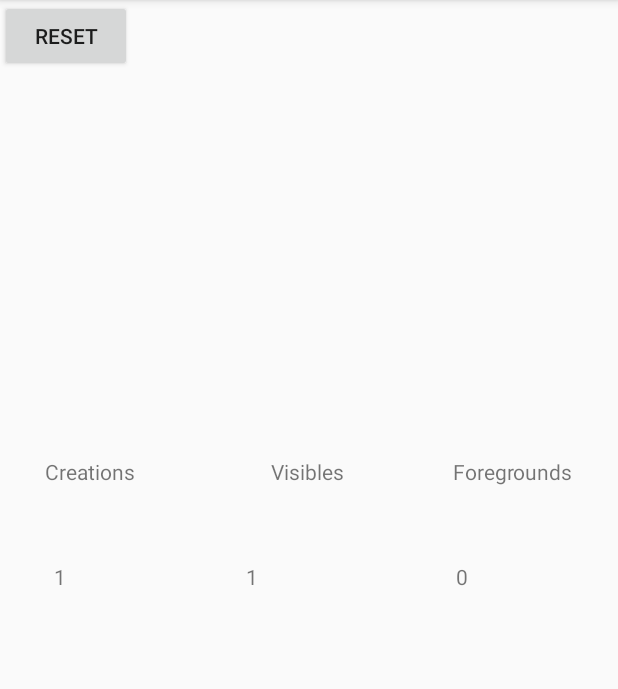
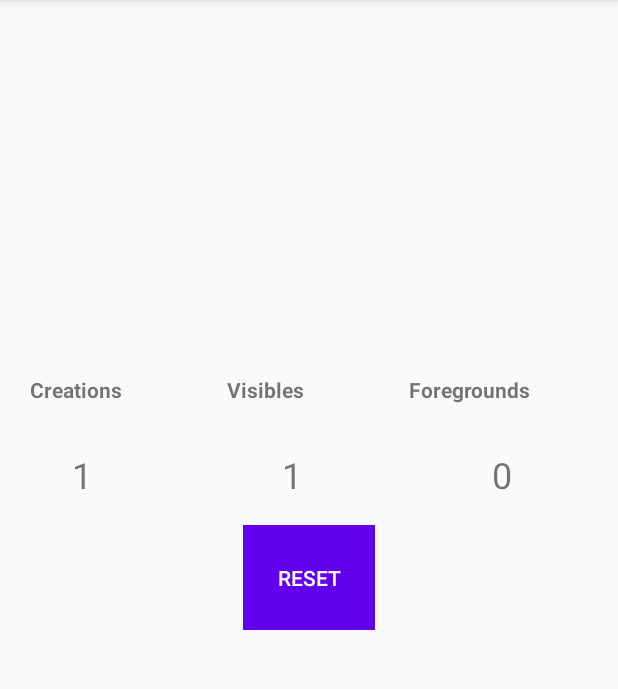
Before and after one commit to Ammar-daham/Activity-lifecycle, an Android app: the screen it shows after launch (MainActivity), on a phone screen of 412 x 824 dp, the part 84-773 px from its top. Run offline under Robolectric (Android 15) with nearby library versions, the phone set to English and light mode, and no system bars.

Commit message:
design UI

```diff
--- a/app/src/main/res/layout/activity_main.xml
+++ b/app/src/main/res/layout/activity_main.xml
@@ -1,112 +1,98 @@
 <?xml version="1.0" encoding="utf-8"?>
-<androidx.constraintlayout.widget.ConstraintLayout xmlns:android="http://schemas.android.com/apk/res/android"
+<RelativeLayout xmlns:android="http://schemas.android.com/apk/res/android"
     xmlns:app="http://schemas.android.com/apk/res-auto"
     xmlns:tools="http://schemas.android.com/tools"
     android:layout_width="match_parent"
     android:layout_height="match_parent"
     tools:context=".MainActivity">
 
-    <TextView
-        android:id="@+id/Visibles"
-        android:layout_width="wrap_content"
-        android:layout_height="wrap_content"
-        android:layout_centerHorizontal="true"
-        android:layout_centerVertical="true"
-        android:text="Visibles"
-        app:layout_constraintBottom_toBottomOf="parent"
-        app:layout_constraintEnd_toEndOf="parent"
-        app:layout_constraintHorizontal_bias="0.498"
-        app:layout_constraintLeft_toLeftOf="parent"
-        app:layout_constraintRight_toRightOf="parent"
-        app:layout_constraintStart_toStartOf="parent"
-        app:layout_constraintTop_toTopOf="parent"
-        app:layout_constraintVertical_bias="0.407" />
+    <LinearLayout
+        android:id="@+id/text1"
+        android:layout_width="match_parent"
+        android:layout_height="50sp"
+        android:layout_marginTop="250dp">
 
-    <TextView
-        android:id="@+id/Foregrounds"
-        android:layout_width="wrap_content"
-        android:layout_height="wrap_content"
-        android:layout_centerHorizontal="true"
-        android:layout_centerVertical="true"
-        android:layout_marginEnd="30dp"
-        android:layout_marginRight="30dp"
-        android:text="Foregrounds"
-        app:layout_constraintBottom_toBottomOf="parent"
-        app:layout_constraintEnd_toEndOf="parent"
-        app:layout_constraintLeft_toLeftOf="parent"
-        app:layout_constraintRight_toRightOf="parent"
-        app:layout_constraintTop_toTopOf="parent"
-        app:layout_constraintVertical_bias="0.407" />
 
         <TextView
             android:id="@+id/Creations"
             android:layout_width="wrap_content"
             android:layout_height="wrap_content"
-        android:layout_centerHorizontal="true"
-        android:layout_centerVertical="true"
-        android:layout_marginStart="30dp"
-        android:layout_marginLeft="30dp"
             android:text="Creations"
-        app:layout_constraintBottom_toBottomOf="parent"
-        app:layout_constraintLeft_toLeftOf="parent"
-        app:layout_constraintRight_toRightOf="parent"
-        app:layout_constraintStart_toStartOf="parent"
-        app:layout_constraintTop_toTopOf="parent"
-        app:layout_constraintVertical_bias="0.407" />
+            android:layout_marginStart="20dp"
+            android:layout_marginLeft="20dp"
+            android:textStyle="bold"/>
+        <TextView
+            android:id="@+id/Visibles"
+            android:layout_width="wrap_content"
+            android:layout_height="wrap_content"
+            android:text="Visibles"
+            android:layout_marginStart="70dp"
+            android:layout_marginEnd="70dp"
+            android:textStyle="bold" />
+        <TextView
+            android:id="@+id/Foregrounds"
+            android:layout_width="wrap_content"
+            android:layout_height="wrap_content"
+            android:text="Foregrounds"
+            android:layout_marginEnd="20dp"
+            android:layout_marginRight="20dp"
+            android:textStyle="bold" />
+
+    </LinearLayout>
+
+    <LinearLayout
+        android:layout_below="@id/text1"
+        android:id="@+id/text2"
+        android:layout_width="match_parent"
+        android:layout_height="50sp"
+        android:layout_centerVertical="true">
 
         <TextView
         android:id="@+id/create"
-        android:layout_width="wrap_content"
-        android:layout_height="wrap_content"
-        android:layout_centerHorizontal="true"
-        android:layout_centerVertical="true"
-        android:layout_marginStart="36dp"
-        android:layout_marginLeft="36dp"
-        android:text="Hello World!"
-        app:layout_constraintBottom_toBottomOf="parent"
-        app:layout_constraintLeft_toLeftOf="parent"
-        app:layout_constraintRight_toRightOf="parent"
-        app:layout_constraintStart_toStartOf="parent"
-        app:layout_constraintTop_toTopOf="parent" />
+        android:layout_width="70dp"
+        android:layout_height="40dp"
+        android:layout_marginStart="20dp"
+        android:layout_marginLeft="5dp"
+            android:textAlignment="center"
+            android:gravity="center_horizontal"
+            android:textSize="24dp"/>
 
     <TextView
         android:id="@+id/start"
-        android:layout_width="wrap_content"
-        android:layout_height="wrap_content"
-        android:layout_centerHorizontal="true"
-        android:layout_centerVertical="true"
-        android:layout_marginStart="164dp"
-        android:layout_marginLeft="164dp"
-        android:text="Hello World!"
-        app:layout_constraintBottom_toBottomOf="parent"
-        app:layout_constraintLeft_toLeftOf="parent"
-        app:layout_constraintRight_toRightOf="parent"
-        app:layout_constraintStart_toStartOf="parent"
-        app:layout_constraintTop_toTopOf="parent" />
-
+        android:layout_width="70dp"
+        android:layout_height="40dp"
+        android:layout_marginStart="70dp"
+        android:layout_marginEnd="70dp"
+        android:textAlignment="center"
+        android:gravity="center_horizontal"
+        android:textSize="24dp"/>
     <TextView
         android:id="@+id/resume"
+        android:layout_width="70dp"
+        android:layout_height="40dp"
+        android:layout_marginEnd="20dp"
+        android:layout_marginRight="20dp"
+        android:textAlignment="center"
+        android:gravity="center_horizontal"
+        android:textSize="24dp"/>
+
+    </LinearLayout>
+
+    <LinearLayout
+        android:layout_below="@+id/text2"
         android:layout_width="wrap_content"
-        android:layout_height="wrap_content"
-        android:layout_centerHorizontal="true"
+        android:layout_height="70dp"
         android:layout_centerVertical="true"
-        android:layout_marginStart="304dp"
-        android:layout_marginLeft="304dp"
-        android:layout_marginRight="30dp"
-        android:text="Hello World!"
-        app:layout_constraintBottom_toBottomOf="parent"
-        app:layout_constraintLeft_toLeftOf="parent"
-        app:layout_constraintRight_toRightOf="parent"
-        app:layout_constraintStart_toStartOf="parent"
-        app:layout_constraintTop_toTopOf="parent" />
-
+        android:layout_centerHorizontal="true">
     <Button
         android:id="@+id/resetBtn"
-        android:layout_width="wrap_content"
-        android:layout_height="wrap_content"
+        android:layout_width="match_parent"
+        android:layout_height="match_parent"
         android:text="RESET"
         tools:layout_editor_absoluteX="157dp"
-        tools:layout_editor_absoluteY="438dp" />
+        tools:layout_editor_absoluteY="438dp"
+        android:background="@color/colorPrimary"
+        android:textColor="@color/white"/>
+    </LinearLayout>
 
-
-</androidx.constraintlayout.widget.ConstraintLayout>
+</RelativeLayout>
--- a/app/src/main/res/values/colors.xml
+++ b/app/src/main/res/values/colors.xml
@@ -3,4 +3,5 @@
     <color name="colorPrimary">#6200EE</color>
     <color name="colorPrimaryDark">#3700B3</color>
     <color name="colorAccent">#03DAC5</color>
+    <color name="white">#FFFFFF</color>
 </resources>
```
Lines whose indentation alone changed are shown as unchanged.
